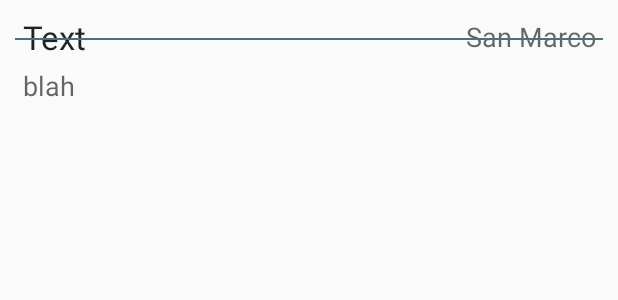
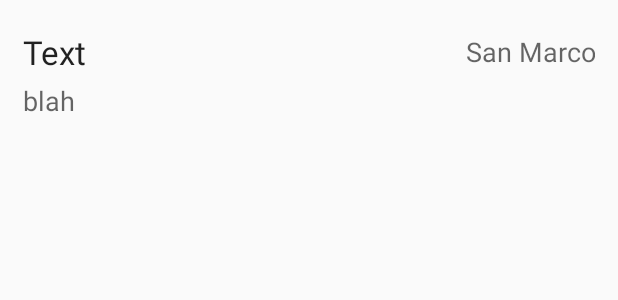
Before and after one commit to jjc3737/Android-To-Do, an Android app: the layout item_todo.xml on its own in the app's theme, with its tools: preview values and no code run, on a phone screen of 412 x 824 dp. Shown: the top 300 px of the screen. Run offline under Robolectric (Android 15) with nearby library versions, the phone set to English and light mode, and no system bars.

Commit message:
App icon added and polishing ui/ux

```diff
--- a/app/src/main/java/com/codepath/simpletodo/Activities/SplashScreen.java
+++ b/app/src/main/java/com/codepath/simpletodo/Activities/SplashScreen.java
@@ -10,7 +10,7 @@ import com.codepath.simpletodo.R;
 public class SplashScreen extends AppCompatActivity {
 
     // show splash screen for this duration
-    private static int SPLASH_DURATION = 3000;
+    private static int SPLASH_DURATION = 1500;
 
     @Override
     protected void onCreate(Bundle savedInstanceState) {
--- a/app/src/main/res/layout/item_todo.xml
+++ b/app/src/main/res/layout/item_todo.xml
@@ -16,7 +16,8 @@
             android:layout_height="wrap_content"
             android:layout_alignParentLeft = "true"
             android:paddingLeft="5dp"
-            android:paddingRight="5dp"
+            android:paddingRight="3dp"
+            android:paddingTop="10dp"
             android:text = "Text"
             android:textAppearance="?android:attr/textAppearanceLarge" />
 
@@ -27,19 +28,13 @@
             android:layout_alignBottom="@+id/tvTitle"
             android:layout_alignParentRight = "true"
             android:gravity="right"
+            android:paddingTop="10dp"
             android:paddingRight="5dp"
             android:text="San Marco"
             android:textAppearance="?android:attr/textAppearanceMedium"/>
 
 
     </LinearLayout>
-
-    <View
-        android:layout_height="1dip"
-        android:layout_width="match_parent"
-        android:id="@+id/vDone"
-        android:background="@color/todoPrimaryDark"
-        android:layout_marginTop="15dp" />
 
     <TextView
         android:id="@+id/tvDueDate"
@@ -51,6 +46,7 @@
         android:layout_below="@+id/llTodo"
         android:layout_marginTop="5dp"
         android:layout_marginLeft="5dp"
+        android:paddingBottom="10dp"
         android:textAppearance="?android:attr/textAppearanceMedium"/>
 
 </RelativeLayout>
```
Also changed, not shown: app/src/main/java/com/codepath/simpletodo/Activities/TodoItemAdapter.java (+7 -12 lines), app/src/main/ic_launcher-web.png (added), app/src/main/res/mipmap-hdpi/ic_launcher.png, app/src/main/res/mipmap-mdpi/ic_launcher.png, app/src/main/res/mipmap-xhdpi/ic_launcher.png, app/src/main/res/mipmap-xxhdpi/ic_launcher.png, app/src/main/res/mipmap-xxxhdpi/ic_launcher.png.
